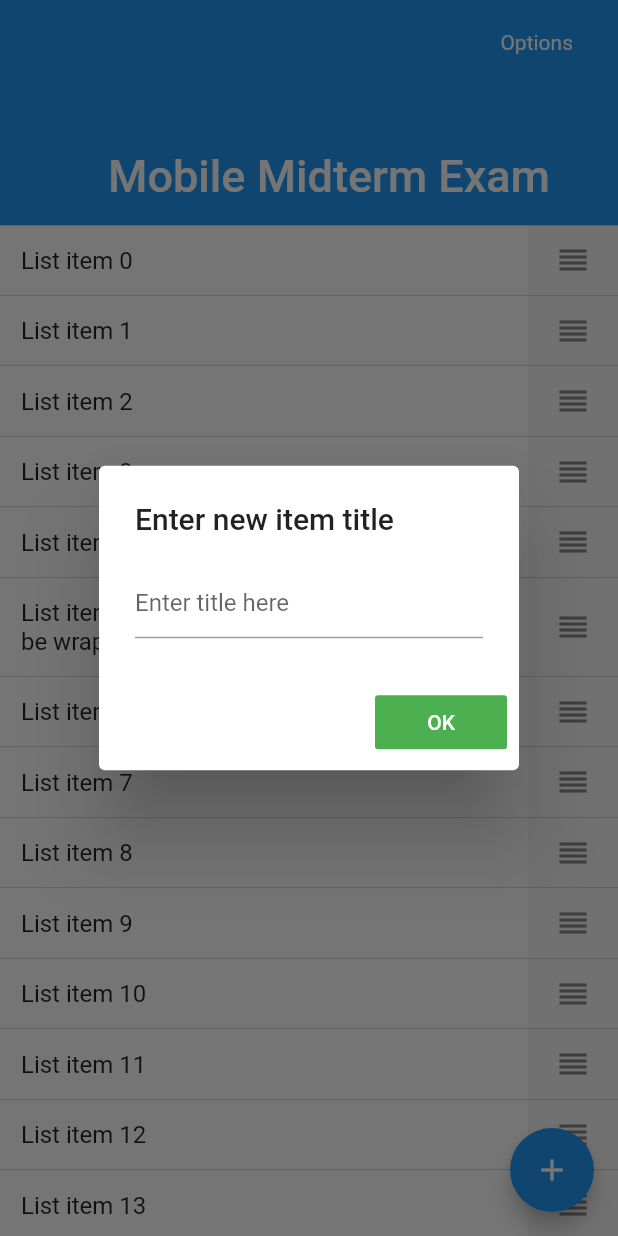
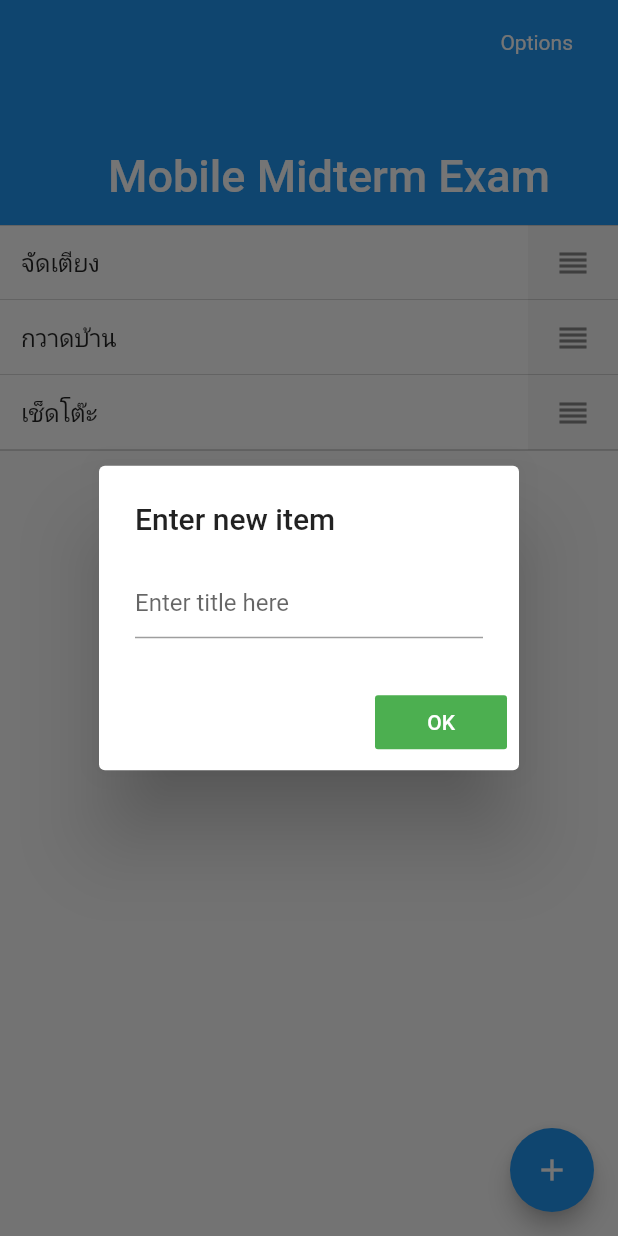
Before and after one commit to mingmaomak/Mobile-Midterm-Exam, a Flutter app: the screen it shows after launch, after a tap on the "add" icon, on a phone screen of 412 x 824 dp. Run offline on Flutter 3.47's test engine with Material 2 defaults, Android fonts, the phone set to English and light mode, and no system bars.

Commit message:
Final update

```diff
--- a/example/lib/main.dart
+++ b/example/lib/main.dart
@@ -42,16 +42,20 @@ enum DraggingMode {
   Android,
 }
 
+int i = 0;
 List<ItemData> _items = [];
 class _MyHomePageState extends State<MyHomePage> {
   _MyHomePageState() {
-    for (int i = 0; i < 24; ++i) {
+    /* for (i = 0; i < 24; ++i) {
       String label = "List item $i";
       if (i == 5) {
         label += ". This item has a long label and will be wrapped.";
       }
       _items.add(ItemData(label, ValueKey(i)));
-    }
+    } */
+    _items.add(ItemData("จัดเตียง", ValueKey(0)));
+    _items.add(ItemData("กวาดบ้าน", ValueKey(1)));
+    _items.add(ItemData("เช็ดโต๊ะ", ValueKey(2)));
   }
 
   // Returns index of item with given key
@@ -87,6 +91,8 @@ class _MyHomePageState extends State<MyHomePage> {
   //
 
   DraggingMode _draggingMode = DraggingMode.iOS;
+
+  String TextFieldValue = '';
 
   Widget build(BuildContext context) {
     return Scaffold(
@@ -143,7 +149,8 @@ class _MyHomePageState extends State<MyHomePage> {
                     },
                     childCount: _items.length,
                   ),
-                )),
+                )
+            ),
           ],
         ),
       ),
@@ -156,9 +163,10 @@ class _MyHomePageState extends State<MyHomePage> {
               context: context,
               builder: (context) {
                 return AlertDialog(
-                  title: Text('Enter new item title'),
+                  title: Text('Enter new item'),
                   content: TextField(
                     onChanged: (value) {
+                      TextFieldValue = value;
                       // setState(() {
                       //   valueText = value;
                       // });
@@ -173,6 +181,9 @@ class _MyHomePageState extends State<MyHomePage> {
                       child: Text('OK'),
                       onPressed: () {
                         Navigator.pop(context);
+                        i++;
+                        _items.add(ItemData(TextFieldValue, ValueKey(i)));
+
                         // setState(() {
                         //   codeDialog = valueText;
                         //
```
